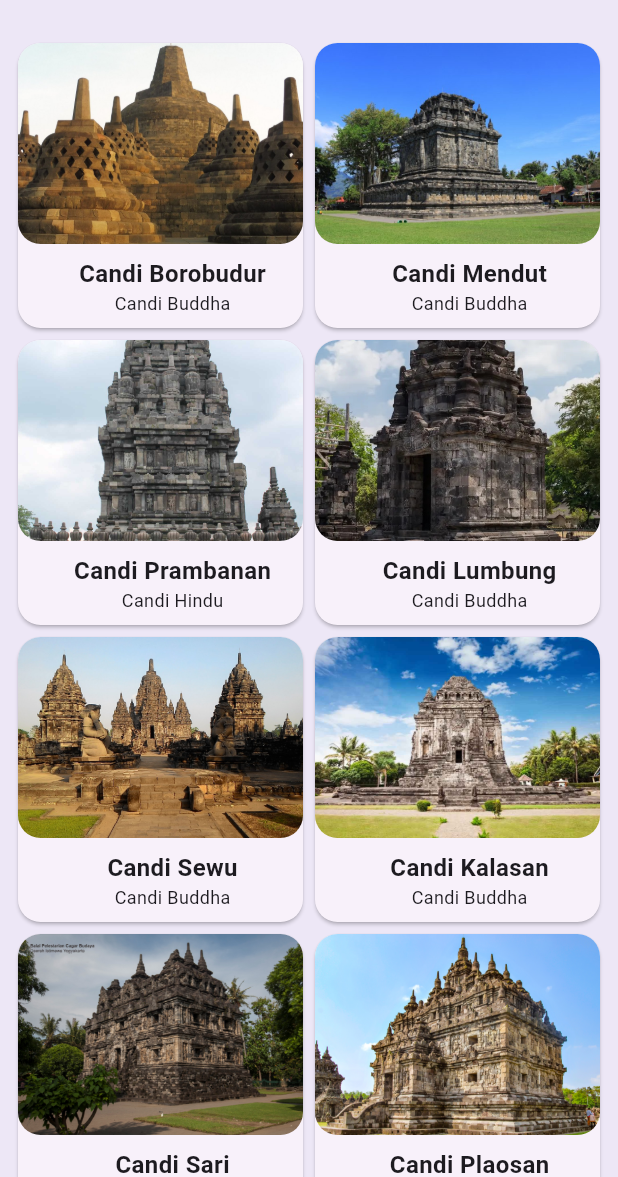
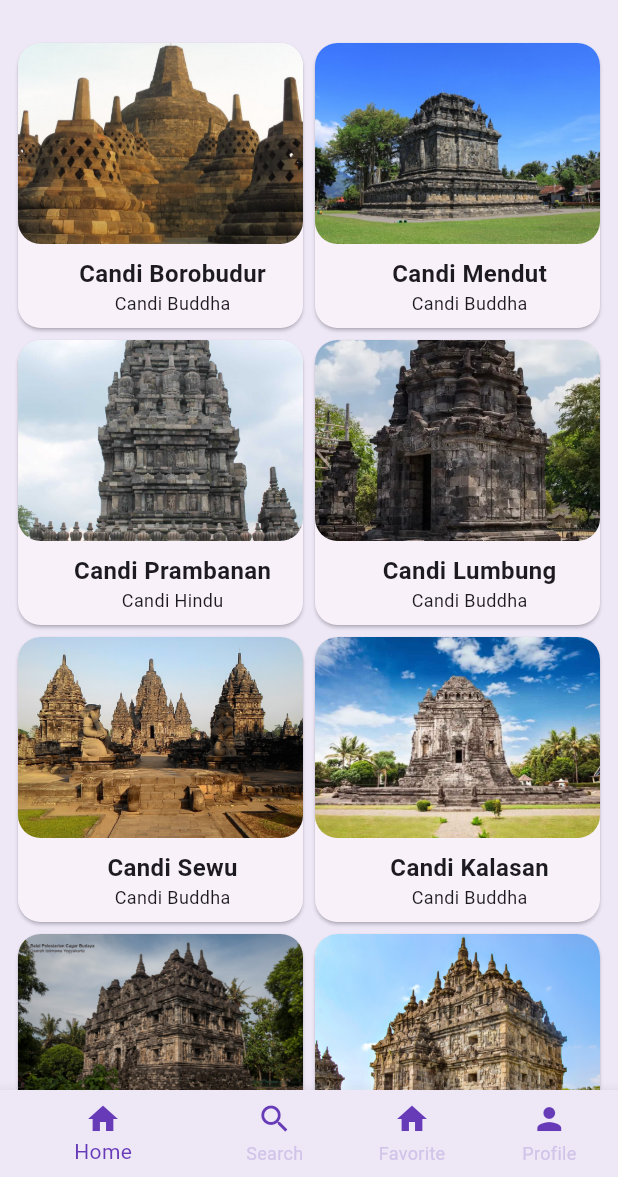
Before and after one commit to julianjie/11_WisataCandi_JulianJie, a Flutter app: the screen it shows after launch, on a phone screen of 412 x 824 dp, the part 59-1236 px from its top. Run offline on Flutter 3.47's test engine with Material 3 defaults, Android fonts, the phone set to English and light mode, and no system bars.

Commit message:
navigasi & routing

```diff
--- a/wisata_candi_julian_jie/lib/main.dart
+++ b/wisata_candi_julian_jie/lib/main.dart
@@ -6,6 +6,7 @@ import 'package:wisata_candi_julian_jie/screens/search_screen.dart';
 import 'package:wisata_candi_julian_jie/screens/sign_in_screen.dart';
 import 'package:wisata_candi_julian_jie/screens/sign_up_screen.dart';
 import 'package:wisata_candi_julian_jie/screens/search_screen.dart';
+import 'package:wisata_candi_julian_jie/screens/favorite_screen.dart';
 import 'screens/detail_screen.dart';
 
 void main() {
@@ -36,7 +37,68 @@ class MainApp extends StatelessWidget {
       ),
       // home: DetailScreen(candi: candiList[0],),
       // home: const ProfileScreen(),
-      home: HomeScreen(),
+      home: MainScreen(),
     );
   }
 }
+
+
+class MainScreen extends StatefulWidget {
+  const MainScreen({super.key});
+
+  @override
+  State<MainScreen> createState() => _MainScreenState();
+}
+
+class _MainScreenState extends State<MainScreen> {
+  //TODO 1. deklarasi variable
+  int _currentIndex = 0;
+  final List<Widget> _children = [
+    HomeScreen(),
+    SearchScreen(),
+    FavoriteScreen(),
+    ProfileScreen(),
+	];
+
+  @override
+  Widget build(BuildContext context) {
+    return Scaffold(
+      //TODO 2. buat properti body berupa widget yang dapat ditampilkan
+      body: _children[_currentIndex],
+      //TODO 3. buat properti bottomNavigationBar dengan nilai theme
+      bottomNavigationBar: Theme(
+        data: Theme.of(context).copyWith(canvasColor: Colors.deepPurple[50]),
+        child: BottomNavigationBar(
+          currentIndex: _currentIndex,
+          onTap: (index) {
+            setState(() {
+              _currentIndex = index;
+            });
+          },
+          items: const [
+            BottomNavigationBarItem(
+              icon: Icon(Icons.home,color: Colors.deepPurple,),
+              label: 'Home',
+            ),
+            BottomNavigationBarItem(
+              icon: Icon(Icons.search,color: Colors.deepPurple,),
+              label: 'Search',
+            ),
+            BottomNavigationBarItem(
+              icon: Icon(Icons.home,color: Colors.deepPurple,),
+              label: 'Favorite',
+            ),
+            BottomNavigationBarItem(
+              icon: Icon(Icons.person,color: Colors.deepPurple,),
+              label: 'Profile',
+            ),
+          ],
+          //TODO 4. buat data dan child dati Theme
+          selectedItemColor: Colors.deepPurple,
+          unselectedItemColor: Colors.deepPurple[100],
+          showUnselectedLabels: true,
+        ),
+      ),
+    );
+  }
+}
--- /dev/null
+++ b/wisata_candi_julian_jie/lib/screens/favorite_screen.dart
@@ -0,0 +1,15 @@
+import 'package:flutter/material.dart';
+
+class FavoriteScreen extends StatefulWidget {
+  const FavoriteScreen({super.key});
+
+  @override
+  State<FavoriteScreen> createState() => _FavoriteScreenState();
+}
+
+class _FavoriteScreenState extends State<FavoriteScreen> {
+  @override
+  Widget build(BuildContext context) {
+    return const Placeholder();
+  }
+}
```
